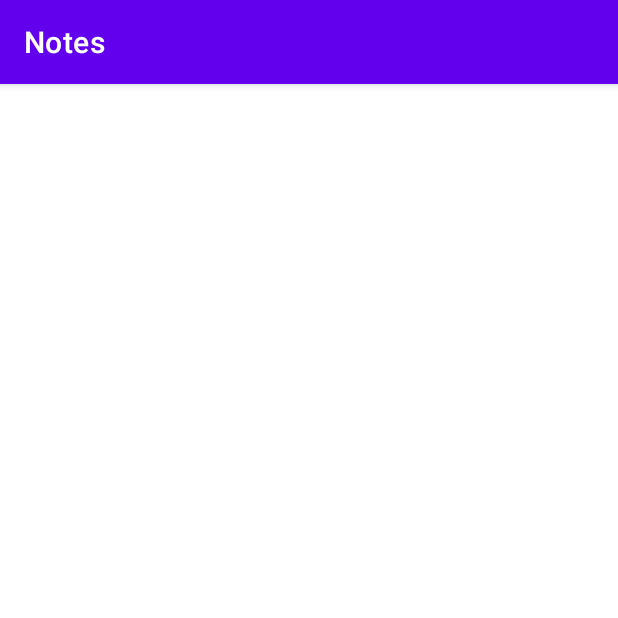
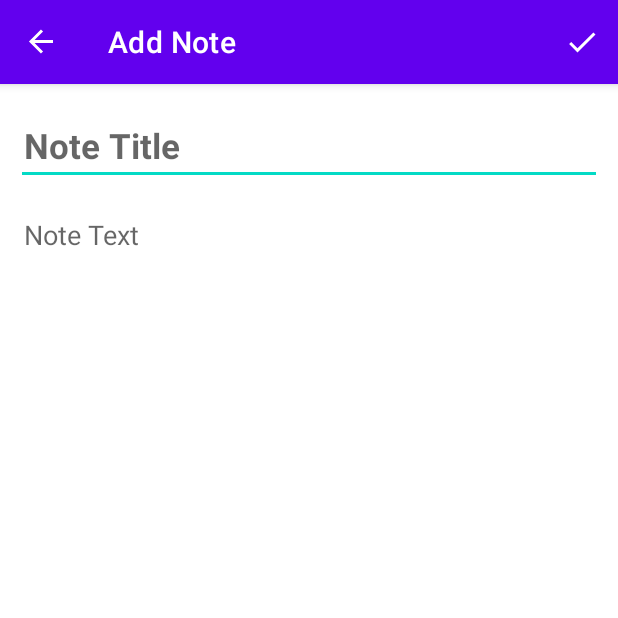
Before and after one commit to aayman93/Notes, an Android app: the AddNoteFragment screen opened through its navigation route, on a phone screen of 412 x 824 dp, the top half of it. Run offline under Robolectric (Android 15) with nearby library versions, the phone set to English and light mode, and no system bars; our stand-ins replace Dagger/Hilt's generated code, navigation-ui, sdp/ssp sizes.

Commit message:
Add Note

```diff
--- a/app/src/main/java/com/github/aayman93/notes/ui/MainActivity.kt
+++ b/app/src/main/java/com/github/aayman93/notes/ui/MainActivity.kt
@@ -2,11 +2,29 @@ package com.github.aayman93.notes.ui
 
 import androidx.appcompat.app.AppCompatActivity
 import android.os.Bundle
+import androidx.navigation.NavController
+import androidx.navigation.fragment.NavHostFragment
+import androidx.navigation.ui.setupActionBarWithNavController
 import com.github.aayman93.notes.R
+import dagger.hilt.android.AndroidEntryPoint
 
+@AndroidEntryPoint
 class MainActivity : AppCompatActivity() {
+
+    private lateinit var navController: NavController
+
     override fun onCreate(savedInstanceState: Bundle?) {
         super.onCreate(savedInstanceState)
         setContentView(R.layout.activity_main)
+
+        val navHostFragment =
+            supportFragmentManager.findFragmentById(R.id.nav_host_fragment) as NavHostFragment
+        navController = navHostFragment.navController
+
+        setupActionBarWithNavController(navController)
+    }
+
+    override fun onSupportNavigateUp(): Boolean {
+        return navController.navigateUp() || super.onSupportNavigateUp()
     }
 }
--- a/app/src/main/java/com/github/aayman93/notes/ui/fragments/AddNoteFragment.kt
+++ b/app/src/main/java/com/github/aayman93/notes/ui/fragments/AddNoteFragment.kt
@@ -1,16 +1,24 @@
 package com.github.aayman93.notes.ui.fragments
 
 import android.os.Bundle
-import android.view.LayoutInflater
-import android.view.View
-import android.view.ViewGroup
+import android.view.*
+import android.widget.Toast
 import androidx.fragment.app.Fragment
+import androidx.fragment.app.viewModels
+import androidx.navigation.fragment.findNavController
+import com.github.aayman93.notes.R
+import com.github.aayman93.notes.data.models.Note
 import com.github.aayman93.notes.databinding.FragmentAddNoteBinding
+import com.github.aayman93.notes.ui.viewmodels.AddEditViewModel
+import dagger.hilt.android.AndroidEntryPoint
 
+@AndroidEntryPoint
 class AddNoteFragment : Fragment() {
 
     private var _binding: FragmentAddNoteBinding? = null
     private val binding get() = _binding!!
+
+    private val viewModel: AddEditViewModel by viewModels()
 
     override fun onCreateView(
         inflater: LayoutInflater,
@@ -21,6 +29,50 @@ class AddNoteFragment : Fragment() {
         return binding.root
     }
 
+    override fun onViewCreated(view: View, savedInstanceState: Bundle?) {
+        super.onViewCreated(view, savedInstanceState)
+        setHasOptionsMenu(true)
+
+        if (savedInstanceState == null) {
+            binding.inputTitle.requestFocus()
+        }
+    }
+
+    private fun addNote() {
+        val dateInMillis = System.currentTimeMillis()
+        val noteTitle = binding.inputTitle.text.toString()
+        val noteText = binding.inputText.text.toString()
+
+        if (viewModel.validateInputs(noteTitle, noteText)) {
+            val note = Note(
+                title = noteTitle,
+                text = noteText,
+                dateCreated = dateInMillis,
+                dateModified = dateInMillis
+            )
+            viewModel.addNote(note)
+            Toast.makeText(requireContext(), R.string.note_added, Toast.LENGTH_SHORT).show()
+
+            findNavController().navigateUp()
+        } else {
+            Toast.makeText(requireContext(), R.string.error_empty_fields, Toast.LENGTH_SHORT).show()
+        }
+    }
+
+    override fun onCreateOptionsMenu(menu: Menu, inflater: MenuInflater) {
+        inflater.inflate(R.menu.menu_add_note, menu)
+    }
+
+    override fun onOptionsItemSelected(item: MenuItem): Boolean {
+        return when (item.itemId) {
+            R.id.action_add -> {
+                addNote()
+                true
+            }
+            else -> super.onOptionsItemSelected(item)
+        }
+    }
+
     override fun onDestroyView() {
         super.onDestroyView()
         _binding = null
--- a/app/src/main/java/com/github/aayman93/notes/ui/fragments/NotesListFragment.kt
+++ b/app/src/main/java/com/github/aayman93/notes/ui/fragments/NotesListFragment.kt
@@ -5,6 +5,7 @@ import android.view.LayoutInflater
 import android.view.View
 import android.view.ViewGroup
 import androidx.fragment.app.Fragment
+import androidx.navigation.fragment.findNavController
 import com.github.aayman93.notes.databinding.FragmentNotesListBinding
 
 class NotesListFragment : Fragment() {
@@ -21,6 +22,15 @@ class NotesListFragment : Fragment() {
         return binding.root
     }
 
+    override fun onViewCreated(view: View, savedInstanceState: Bundle?) {
+        super.onViewCreated(view, savedInstanceState)
+        binding.fab.setOnClickListener {
+            findNavController().navigate(
+                NotesListFragmentDirections.actionNotesListFragmentToAddNoteFragment()
+            )
+        }
+    }
+
     override fun onDestroyView() {
         super.onDestroyView()
         _binding = null
--- /dev/null
+++ b/app/src/main/res/drawable/ic_done.xml
@@ -0,0 +1,10 @@
+<vector xmlns:android="http://schemas.android.com/apk/res/android"
+    android:width="24dp"
+    android:height="24dp"
+    android:viewportWidth="24"
+    android:viewportHeight="24"
+    android:tint="?attr/colorControlNormal">
+  <path
+      android:fillColor="@android:color/white"
+      android:pathData="M9,16.17L4.83,12l-1.42,1.41L9,19 21,7l-1.41,-1.41z"/>
+</vector>
--- a/app/src/main/res/layout/fragment_add_note.xml
+++ b/app/src/main/res/layout/fragment_add_note.xml
@@ -1,9 +1,42 @@
 <?xml version="1.0" encoding="utf-8"?>
-<androidx.constraintlayout.widget.ConstraintLayout
-    xmlns:android="http://schemas.android.com/apk/res/android"
+<androidx.constraintlayout.widget.ConstraintLayout xmlns:android="http://schemas.android.com/apk/res/android"
+    xmlns:app="http://schemas.android.com/apk/res-auto"
     xmlns:tools="http://schemas.android.com/tools"
     android:layout_width="match_parent"
     android:layout_height="match_parent"
     tools:context=".ui.fragments.AddNoteFragment">
 
+    <EditText
+        android:id="@+id/input_title"
+        android:layout_width="0dp"
+        android:layout_height="wrap_content"
+        android:layout_marginHorizontal="@dimen/_8sdp"
+        android:layout_marginTop="@dimen/_12sdp"
+        android:hint="@string/hint_note_title"
+        android:imeOptions="actionNext"
+        android:importantForAutofill="no"
+        android:inputType="textMultiLine"
+        android:paddingHorizontal="@dimen/_4sdp"
+        android:textSize="@dimen/_18ssp"
+        android:textStyle="bold"
+        app:layout_constraintEnd_toEndOf="parent"
+        app:layout_constraintStart_toStartOf="parent"
+        app:layout_constraintTop_toTopOf="parent" />
+
+    <EditText
+        android:id="@+id/input_text"
+        android:layout_width="0dp"
+        android:layout_height="wrap_content"
+        android:layout_marginHorizontal="@dimen/_8sdp"
+        android:layout_marginTop="@dimen/_16sdp"
+        android:background="@android:color/transparent"
+        android:hint="@string/hint_note_text"
+        android:imeOptions="actionDone"
+        android:importantForAutofill="no"
+        android:inputType="textMultiLine"
+        android:paddingHorizontal="@dimen/_4sdp"
+        app:layout_constraintEnd_toEndOf="parent"
+        app:layout_constraintStart_toStartOf="parent"
+        app:layout_constraintTop_toBottomOf="@id/input_title" />
+
 </androidx.constraintlayout.widget.ConstraintLayout>
--- /dev/null
+++ b/app/src/main/res/menu/menu_add_note.xml
@@ -0,0 +1,10 @@
+<?xml version="1.0" encoding="utf-8"?>
+<menu xmlns:android="http://schemas.android.com/apk/res/android"
+    xmlns:app="http://schemas.android.com/apk/res-auto">
+
+    <item android:id="@+id/action_add"
+        android:title="@string/title_add_note"
+        android:contentDescription="@string/title_add_note"
+        android:icon="@drawable/ic_done"
+        app:showAsAction="ifRoom" />
+</menu>
--- a/app/src/main/res/navigation/nav_graph.xml
+++ b/app/src/main/res/navigation/nav_graph.xml
@@ -8,7 +8,7 @@
     <fragment
         android:id="@+id/notesListFragment"
         android:name="com.github.aayman93.notes.ui.fragments.NotesListFragment"
-        android:label="fragment_notes_list"
+        android:label="@string/title_notes"
         tools:layout="@layout/fragment_notes_list" >
         <action
             android:id="@+id/action_notesListFragment_to_addNoteFragment"
@@ -20,11 +20,11 @@
     <fragment
         android:id="@+id/addNoteFragment"
         android:name="com.github.aayman93.notes.ui.fragments.AddNoteFragment"
-        android:label="fragment_add_note"
+        android:label="@string/title_add_note"
         tools:layout="@layout/fragment_add_note" />
     <fragment
         android:id="@+id/editNoteFragment"
         android:name="com.github.aayman93.notes.ui.fragments.EditNoteFragment"
-        android:label="fragment_edit_note"
+        android:label="@string/title_edit_note"
         tools:layout="@layout/fragment_edit_note" />
 </navigation>
--- a/app/src/main/res/values/strings.xml
+++ b/app/src/main/res/values/strings.xml
@@ -1,3 +1,10 @@
 <resources>
     <string name="app_name">Notes</string>
+    <string name="title_notes">Notes</string>
+    <string name="title_add_note">Add Note</string>
+    <string name="title_edit_note">Edit Note</string>
+    <string name="hint_note_title">Note Title</string>
+    <string name="hint_note_text">Note Text</string>
+    <string name="note_added">Note added successfully!</string>
+    <string name="error_empty_fields">All fields are required</string>
 </resources>
```
Also changed, not shown: app/src/main/java/com/github/aayman93/notes/data/database/NotesDao.kt (added, +12 -0 lines), app/src/main/java/com/github/aayman93/notes/data/database/NotesDatabase.kt (added, +11 -0 lines), app/src/main/java/com/github/aayman93/notes/data/models/Note.kt (added, +14 -0 lines), app/src/main/java/com/github/aayman93/notes/di/AppModule.kt (added, +35 -0 lines), app/src/main/java/com/github/aayman93/notes/repository/NotesRepository.kt (added, +20 -0 lines), app/src/main/java/com/github/aayman93/notes/ui/viewmodels/AddEditViewModel.kt (added, +25 -0 lines), app/src/main/res/drawable/ic_add.xml (added, +10 -0 lines), app/src/main/res/layout/fragment_notes_list.xml (+17 -2 lines).
